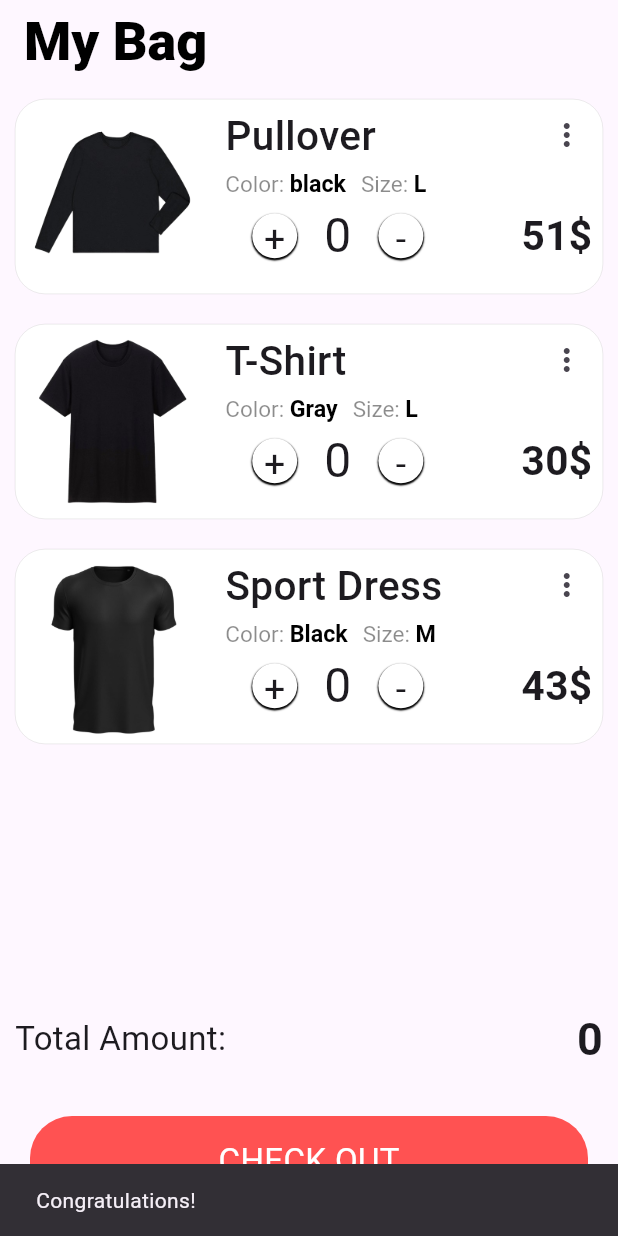
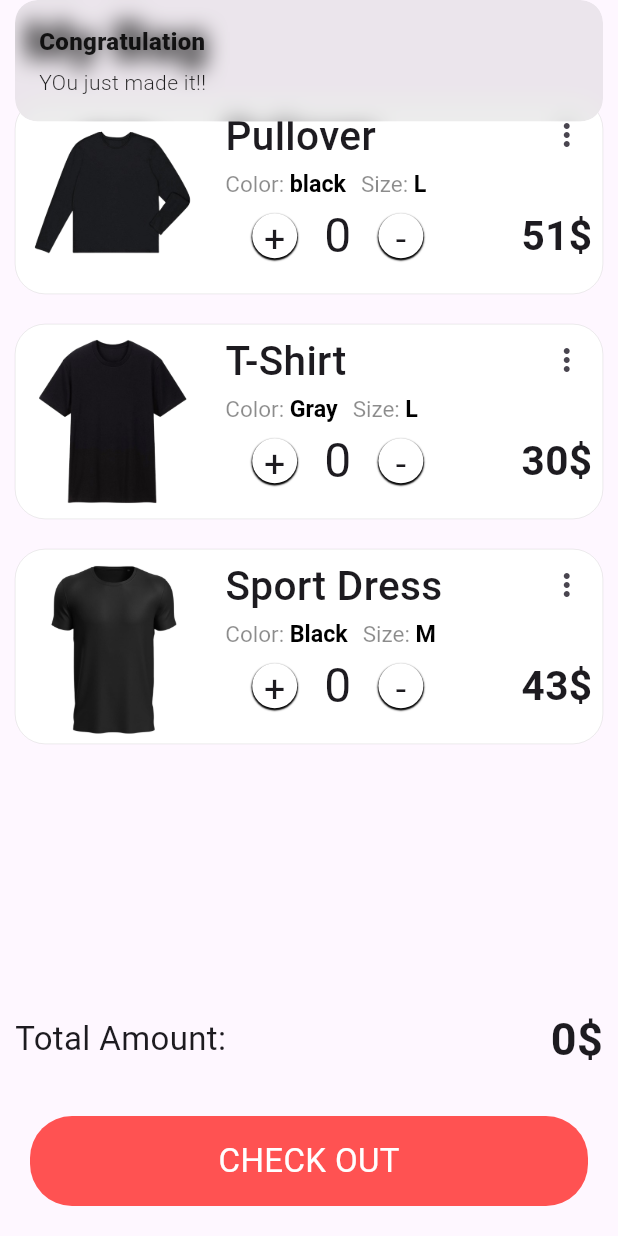
Before and after one commit to Sadman-123/Checkout-Page, a Flutter app: the screen it shows after launch, after a tap on "CHECK OUT", on a phone screen of 412 x 824 dp. Run offline on Flutter 3.47's test engine with Material 3 defaults, Android fonts, the phone set to English and light mode, and no system bars; our stand-ins replace get.

Commit message:
Added dollar sign and also used Snackbar that offered by Getx

```diff
--- a/lib/screens/mybag.dart
+++ b/lib/screens/mybag.dart
@@ -36,7 +36,7 @@ class App extends StatelessWidget {
                         ),
                         Obx((){
                           return Text(
-                            "${shirt.sum}",
+                            "${shirt.sum}\$",
                             style: TextStyle(
                                 fontSize: 30, fontWeight: FontWeight.bold),
                           );
@@ -46,10 +46,11 @@ class App extends StatelessWidget {
                   ),
                   GestureDetector(
                     onTap: () {
-                      var stk = SnackBar(
-                        content: Text("Congratulations!"),
-                      );
-                      ScaffoldMessenger.of(context).showSnackBar(stk);
+                      Get.snackbar("Congratulation","YOu just made it!!");
+                      // var stk = SnackBar(
+                      //   content: Text("Congratulations!"),
+                      // );
+                      // ScaffoldMessenger.of(context).showSnackBar(stk);
                     },
                     child: Container(
                       alignment: Alignment.center,
```
